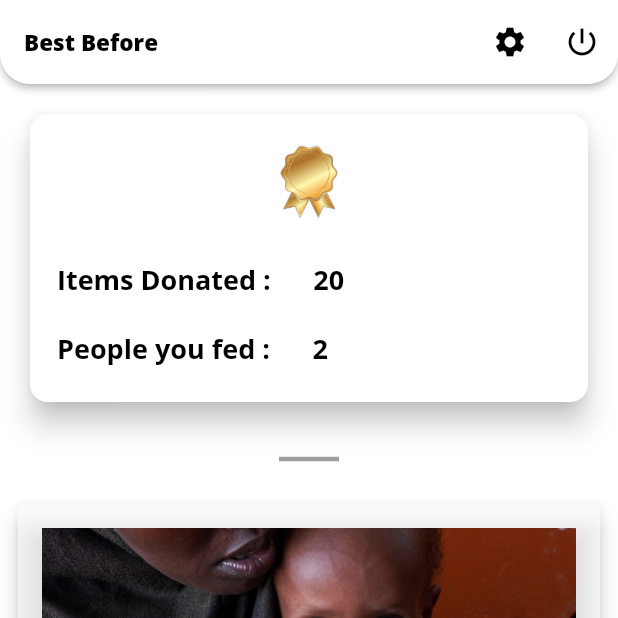
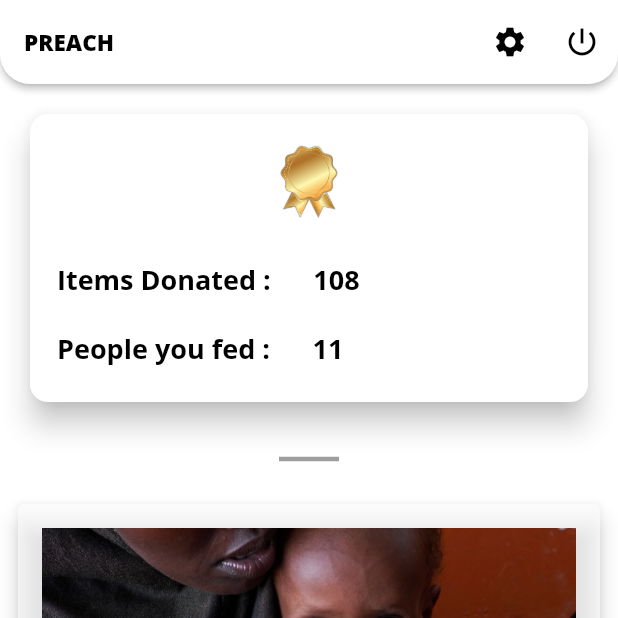
Before and after one commit to samy1312/ProductExpiryTracker, a Flutter app: the screen it shows after launch, item 3 of the bottom bar chosen, on a phone screen of 412 x 824 dp, the top half of it. Run offline on Flutter 3.47's test engine with Material 2 defaults, Android fonts, the light colour scheme and no system bars; our stand-ins replace camera, flutter_local_notifications, google_fonts, image_picker, rxdart, timezone; missing offline and left inert: receive_sharing_intent.

Commit message:
Final prod

```diff
--- a/lib/donate.dart
+++ b/lib/donate.dart
@@ -1,6 +1,6 @@
 import 'package:flutter/material.dart';
 import 'package:google_fonts/google_fonts.dart';
-
+import 'package:url_launcher/url_launcher.dart';
 class DonatePage extends StatefulWidget {
   const DonatePage({super.key});
 
@@ -29,7 +29,7 @@ class _DonatePageState extends State<DonatePage> {
     fontWeight: FontWeight.bold,
     fontSize: 22,
   );
-
+  final uri = Uri.parse("");
   @override
   void initState() {
     // TODO: implement initState
@@ -75,7 +75,7 @@ class _DonatePageState extends State<DonatePage> {
                                           width: 5,
                                         ),
                                         Text(
-                                          '     20',
+                                          '     108',
                                           style: GoogleFonts.openSans(
                                             color: Colors.black,
                                             fontWeight: FontWeight.bold,
@@ -101,7 +101,7 @@ class _DonatePageState extends State<DonatePage> {
                                           width: 5,
                                         ),
                                         Text(
-                                          '     2',
+                                          '     11',
                                           style: GoogleFonts.openSans(
                                             color: Colors.black,
                                             fontWeight: FontWeight.bold,
@@ -129,7 +129,14 @@ class _DonatePageState extends State<DonatePage> {
                   ),
                 ),
               ),
-            Card(
+            InkWell(
+              onTap: () async{
+                final url = Uri.parse("https://www.actionagainsthunger.org/");
+                if(await canLaunchUrl(url)){
+                  await launchUrl(url,mode: LaunchMode.externalApplication);
+                }
+              },
+              child: Card(
                 color: Colors.white60,
                 elevation: 6,
                 margin: const EdgeInsets.all(12),
@@ -159,8 +166,16 @@ class _DonatePageState extends State<DonatePage> {
                     )
                 )
               ),
+            ),
 
-            Card(
+            InkWell(
+               onTap: () async{
+                final url = Uri.parse("https://sharemeds.in/");
+                if(await canLaunchUrl(url)){
+                  await launchUrl(url,mode: LaunchMode.externalApplication);
+                }
+              },
+              child: Card(
                 color: Colors.white60,
                 elevation: 6,
                 margin: const EdgeInsets.all(12),
@@ -189,6 +204,7 @@ class _DonatePageState extends State<DonatePage> {
                         )
                     )
                 )
+              ),
             ),
             Card(
               color: Colors.white60,
--- a/lib/main.dart
+++ b/lib/main.dart
@@ -47,7 +47,7 @@ class _BottomWrapperState extends State<BottomWrapper> {
       appBar: AppBar(
         automaticallyImplyLeading: false,
         title: Text(
-          'Best Before',
+          'PREACH',
           style: GoogleFonts.openSans(
             color: Colors.black,
             fontWeight: FontWeight.w800,
--- a/pubspec.yaml
+++ b/pubspec.yaml
@@ -45,6 +45,7 @@ dependencies:
   flutter_local_notifications: ^11.0.0
   rxdart: ^0.27.5
   receive_sharing_intent: ^1.4.5
+  url_launcher: ^6.1.5
 
 dev_dependencies:
   flutter_test:
```
Also changed, not shown: lib/cameraview.dart (+66 -64 lines), lib/globals.dart (+5 -4 lines), pubspec.lock, 6 other files. Lines whose indentation alone changed are shown as unchanged.
